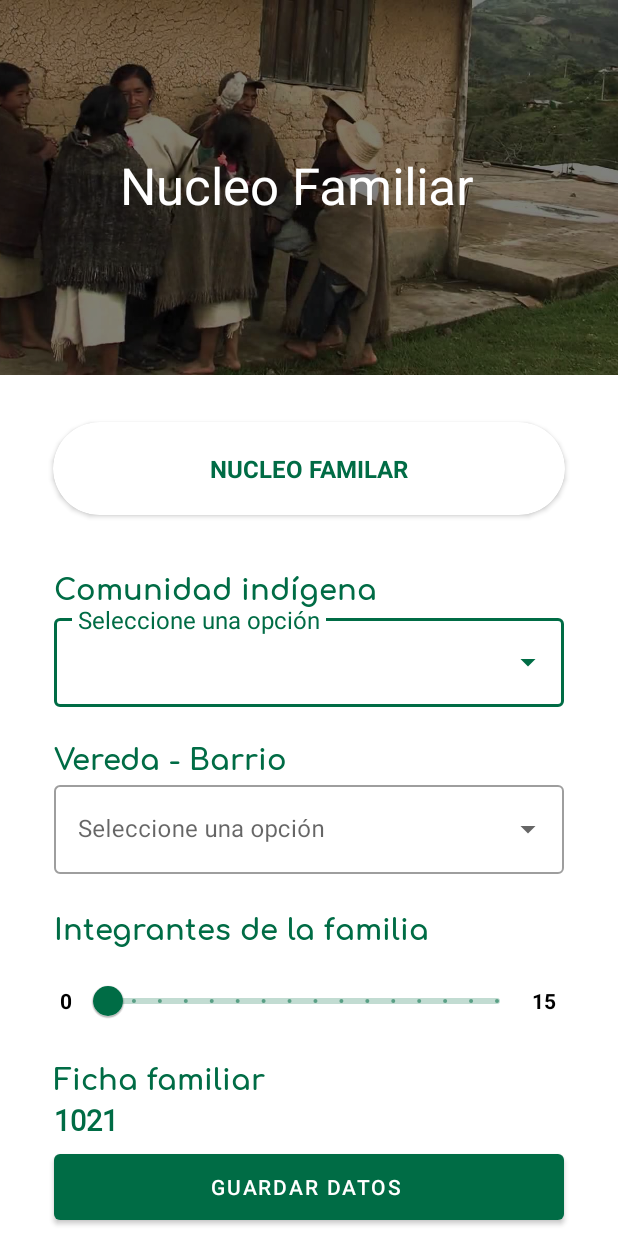
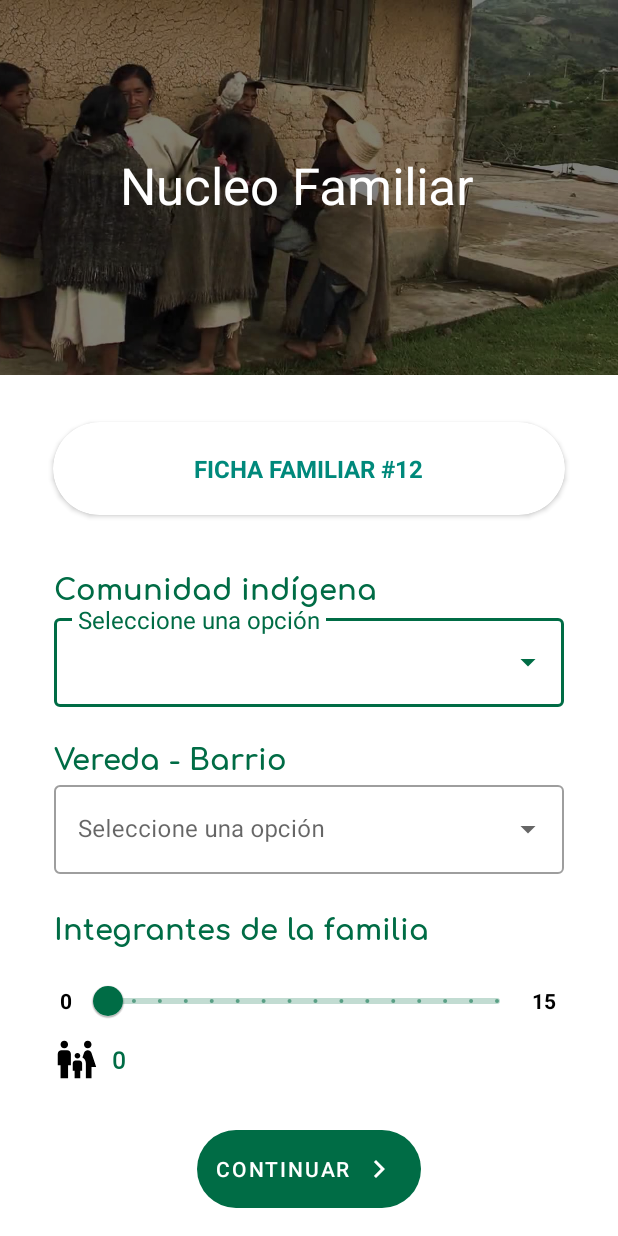
Before and after one commit to esleyder1/pdf417_colombian, an Android app: the PickDataActivity screen opened directly, with no data from a screen before it, on a phone screen of 412 x 824 dp. Run offline under Robolectric (Android 15) with nearby library versions, the phone set to English and light mode, and no system bars; libraries missing offline, so code that uses them is left out: com.kelin.translucentbar; 2 statements that could not run were skipped.

Commit message:
activity pick data was finished with performance style layout

```diff
--- a/pdf417MobiCustomUISample/src/main/java/dev/pdf417censo/com/PickDataActivity.java
+++ b/pdf417MobiCustomUISample/src/main/java/dev/pdf417censo/com/PickDataActivity.java
@@ -23,6 +23,7 @@ import android.widget.AutoCompleteTextView;
 import android.widget.Button;
 import android.widget.NumberPicker;
 import android.widget.Spinner;
+import android.widget.TextView;
 import android.widget.Toast;
 
 import com.google.android.material.appbar.AppBarLayout;
@@ -44,6 +45,7 @@ public class PickDataActivity extends AppCompatActivity {
     private Toolbar toolbar;
     private AppBarLayout appBarLayout;
     private Slider sliderMembersFamily;
+    private TextView tvFamilyIntegrantsCount;
 
     @Override
     protected void onCreate(Bundle savedInstanceState) {
@@ -61,6 +63,9 @@ public class PickDataActivity extends AppCompatActivity {
         appBarLayout = findViewById(R.id.appBarLayout);
 
         sliderMembersFamily = findViewById(R.id.sliderMembersFamily);
+        tvFamilyIntegrantsCount = findViewById(R.id.tvFamilyIntegrantsCount);
+
+
 
         //Campo: COMUNIDAD INDÍGENA
         String[] arrayCommunity={"Misak","Nasa"};
@@ -117,6 +122,7 @@ public class PickDataActivity extends AppCompatActivity {
             @Override
             public void onValueChange(@NonNull Slider slider, float value, boolean fromUser) {
                 numberMembersFamily = (int) value;
+                tvFamilyIntegrantsCount.setText(String.valueOf(numberMembersFamily));
 
             }
         });
--- /dev/null
+++ b/pdf417MobiCustomUISample/src/main/res/drawable/ic_baseline_family_restroom_24.xml
@@ -0,0 +1,5 @@
+<vector android:height="24dp" android:tint="#000000"
+    android:viewportHeight="24" android:viewportWidth="24"
+    android:width="24dp" xmlns:android="http://schemas.android.com/apk/res/android">
+    <path android:fillColor="@android:color/white" android:pathData="M16,4c0,-1.11 0.89,-2 2,-2s2,0.89 2,2s-0.89,2 -2,2S16,5.11 16,4zM20,22v-6h2.5l-2.54,-7.63C19.68,7.55 18.92,7 18.06,7h-0.12c-0.86,0 -1.63,0.55 -1.9,1.37l-0.86,2.58C16.26,11.55 17,12.68 17,14v8H20zM12.5,11.5c0.83,0 1.5,-0.67 1.5,-1.5s-0.67,-1.5 -1.5,-1.5S11,9.17 11,10S11.67,11.5 12.5,11.5zM5.5,6c1.11,0 2,-0.89 2,-2s-0.89,-2 -2,-2s-2,0.89 -2,2S4.39,6 5.5,6zM7.5,22v-7H9V9c0,-1.1 -0.9,-2 -2,-2H4C2.9,7 2,7.9 2,9v6h1.5v7H7.5zM14,22v-4h1v-4c0,-0.82 -0.68,-1.5 -1.5,-1.5h-2c-0.82,0 -1.5,0.68 -1.5,1.5v4h1v4H14z"/>
+</vector>
--- /dev/null
+++ b/pdf417MobiCustomUISample/src/main/res/drawable/ic_baseline_keyboard_arrow_right_24.xml
@@ -0,0 +1,5 @@
+<vector android:autoMirrored="true" android:height="24dp"
+    android:tint="#000000" android:viewportHeight="24"
+    android:viewportWidth="24" android:width="24dp" xmlns:android="http://schemas.android.com/apk/res/android">
+    <path android:fillColor="@android:color/white" android:pathData="M8.59,16.59L13.17,12 8.59,7.41 10,6l6,6 -6,6 -1.41,-1.41z"/>
+</vector>
--- a/pdf417MobiCustomUISample/src/main/res/layout/activity_pick_data.xml
+++ b/pdf417MobiCustomUISample/src/main/res/layout/activity_pick_data.xml
@@ -86,9 +86,9 @@
                     android:layout_gravity="bottom|center_horizontal"
                     android:layout_marginTop="20dp"
                     android:layout_marginBottom="20dp"
-                    android:text="NUCLEO FAMILAR"
+                    android:text="FICHA FAMILIAR #12"
                     android:textSize="16sp"
-                    android:textColor="@color/accent"
+                    android:textColor="@color/teal_600"
                     android:textStyle="bold" />
 
             </com.google.android.material.card.MaterialCardView>
@@ -193,43 +193,35 @@
                 app:layout_constraintStart_toStartOf="parent"
                 app:layout_constraintTop_toBottomOf="@+id/tiAddress" />
 
+
             <TextView
                 android:id="@+id/tvFamilyIntegrantsCount"
-                android:layout_width="match_parent"
-                android:layout_height="30dp"
-                android:layout_marginStart="36dp"
+                android:layout_width="wrap_content"
+                android:layout_height="20dp"
                 android:layout_marginTop="4dp"
                 android:layout_marginEnd="36dp"
                 android:fontFamily="@font/roboto_regular"
-                android:text="1021"
+                android:text="0"
                 android:textAlignment="gravity"
                 android:textColor="@color/accent"
-                android:textSize="19dp"
+                android:textSize="16dp"
                 android:textStyle="bold"
                 android:visibility="visible"
                 app:layout_constraintEnd_toEndOf="parent"
-                app:layout_constraintHorizontal_bias="0.097"
+                app:layout_constraintHorizontal_bias="0.029"
+                app:layout_constraintStart_toEndOf="@+id/tvFamilyIntegrants"
+                app:layout_constraintTop_toTopOf="@+id/tvFamilyIntegrants" />
+
+            <ImageView
+
+                android:id="@+id/tvFamilyIntegrants"
+                android:layout_width="30dp"
+                android:layout_height="30dp"
+                android:layout_marginStart="36dp"
+                android:src="@drawable/ic_baseline_family_restroom_24"
+                android:visibility="visible"
                 app:layout_constraintStart_toStartOf="parent"
-                app:layout_constraintTop_toBottomOf="@+id/tvFamilyIntegrants" />
-
-            <TextView
-                android:id="@+id/tvFamilyIntegrants"
-                android:layout_width="match_parent"
-                android:layout_height="28dp"
-                android:layout_marginStart="36dp"
-                android:layout_marginTop="10dp"
-                android:layout_marginEnd="16dp"
-                android:fontFamily="@font/comfortaa_bold"
-                android:text="Ficha familiar"
-                android:textColor="@color/primary"
-                android:textSize="19sp"
-                android:textStyle="bold"
-                android:visibility="visible"
-                app:layout_constraintEnd_toEndOf="parent"
-                app:layout_constraintHorizontal_bias="0.0"
-                app:layout_constraintStart_toStartOf="parent"
-                app:layout_constraintTop_toBottomOf="@+id/sliderMembersFamily" />
-
+                app:layout_constraintTop_toBottomOf="@+id/sliderMembersFamily"></ImageView>
 
             <TextView
                 android:id="@+id/textView"
@@ -273,13 +265,19 @@
             <com.google.android.material.button.MaterialButton
                 android:id="@+id/btnSaveForm"
                 style="@style/Widget.MaterialComponents.Button.Icon"
-                android:layout_width="match_parent"
-                android:layout_height="56dp"
+                android:layout_width="wrap_content"
+                android:layout_height="64dp"
                 android:layout_marginStart="36dp"
+                android:layout_marginTop="32dp"
                 android:layout_marginEnd="36dp"
-                android:shadowRadius="4"
-                android:text="Guardar datos"
-                app:iconGravity="textStart"
+                android:layout_marginBottom="48dp"
+                app:cornerRadius="30dp"
+                app:iconGravity="textEnd"
+                android:paddingStart="27dp"
+                app:icon="@drawable/ic_baseline_keyboard_arrow_right_24"
+                android:text="Continuar"
+                android:elevation="0dp"
+                android:stateListAnimator="@null"
                 app:layout_constraintBottom_toBottomOf="parent"
                 app:layout_constraintEnd_toEndOf="parent"
                 app:layout_constraintStart_toStartOf="parent"
```
Also changed, not shown: 10 other files.
